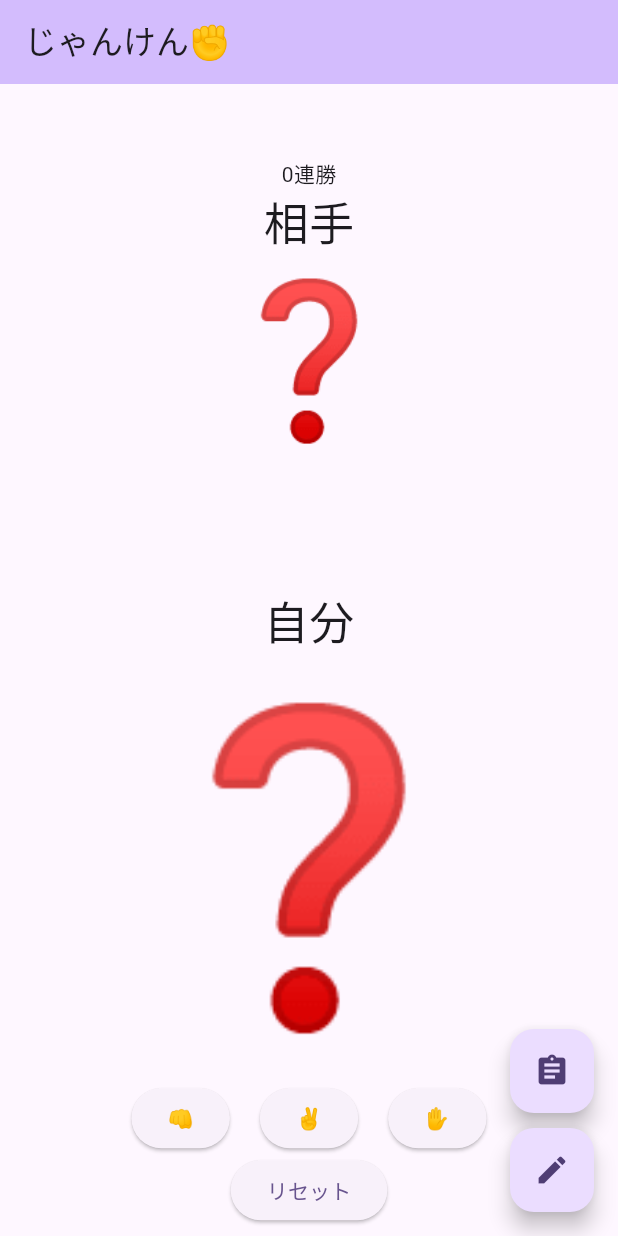
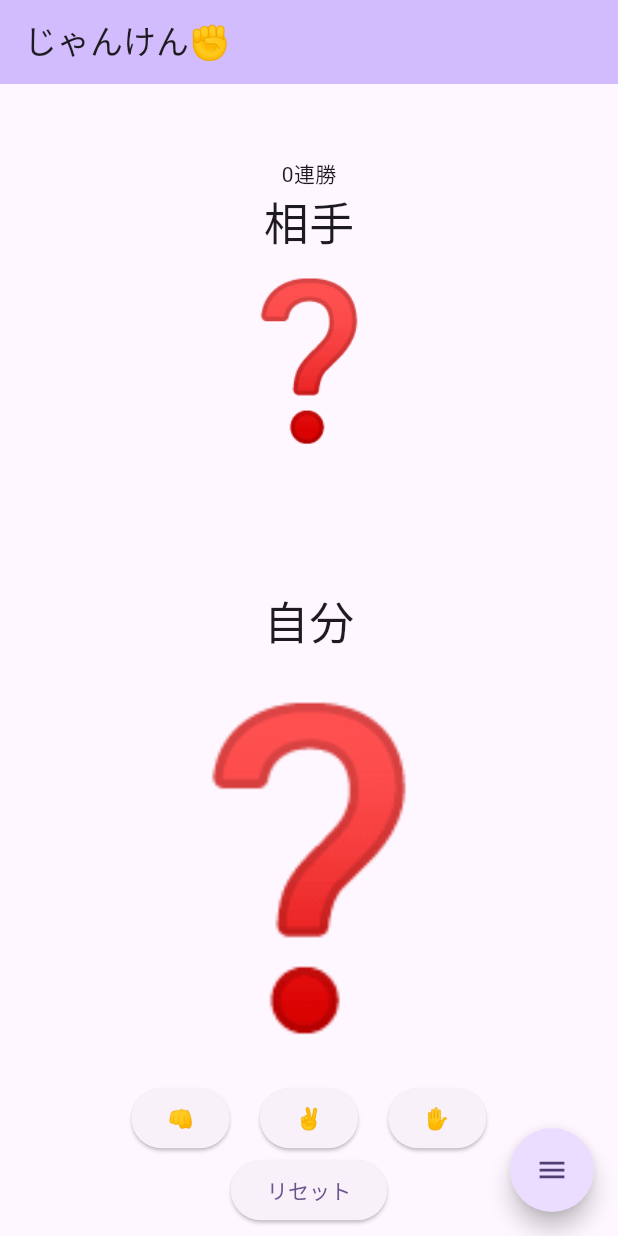
Before and after one commit to powerninja/flutterDev_janken_game, a Flutter app: the screen it shows after launch, on a phone screen of 412 x 824 dp. Run offline on Flutter 3.47's test engine with Material 3 defaults, Android fonts, the phone set to English and light mode, and no system bars; drawn by our look-alikes of flutter_speed_dial; our stand-ins replace firebase_core, sqflite; accounts and stored records are empty.

Commit message:
flutter_speed_dialを使用してfloatingActionButtonが重なるように修正

```diff
--- a/lib/main.dart
+++ b/lib/main.dart
@@ -6,6 +6,9 @@ import 'firebase_options.dart';
 import 'package:sqflite/sqflite.dart';
 import 'package:path/path.dart';
 import 'DBHelper.dart';
+import 'package:flutter/material.dart';
+import 'package:flutter/foundation.dart';
+import 'package:flutter_speed_dial/flutter_speed_dial.dart';
 
 void main() {
   runApp(const MyApp());
@@ -180,29 +183,34 @@ class _MyHomePageState extends State<MyHomePage> {
           ],
         ),
       ),
-        floatingActionButton:
-            Column(mainAxisAlignment: MainAxisAlignment.end, children: [
-          FloatingActionButton(
-            onPressed: () {
+      floatingActionButton: SpeedDial(
+        animatedIcon: AnimatedIcons.menu_close,
+        animatedIconTheme: const IconThemeData(size: 22.0),
+        curve: Curves.bounceIn,
+        children: [
+          SpeedDialChild(
+              child: const Icon(Icons.assignment),
+              backgroundColor: Colors.blue,
+              label: "連勝数を確認する",
+              onTap: () {
+                // Navigator.pushNamed(context, "/create_group");
                 Navigator.push(
                   context,
                   MaterialPageRoute(builder: (context) => ResultPage()),
                 );
               },
-            child: const Icon(
-              Icons.assignment,
+              labelStyle: TextStyle(fontWeight: FontWeight.w500)),
+          SpeedDialChild(
+              child: const Icon(Icons.edit),
+              backgroundColor: Colors.green,
+              label: "プレイヤー名を変更する",
+              onTap: () {
+                Navigator.pushNamed(context, "/search_group");
+              },
+              labelStyle: TextStyle(fontWeight: FontWeight.w500)),
+        ],
       ),
-          ),
-          const SizedBox(
-            height: 10,
-          ),
-          FloatingActionButton(
-            onPressed: () {
-              // FAB 2を押したときに行いたい処理
-            },
-            child: const Icon(Icons.edit),
-          ),
-        ]));
+    );
   }
 }
 
--- a/pubspec.yaml
+++ b/pubspec.yaml
@@ -32,6 +32,7 @@ dependencies:
     sdk: flutter
   sqflite: ^2.2.0+3
   path_provider: ^2.0.11
+  flutter_speed_dial: ^7.0.0
 
   # The following adds the Cupertino Icons font to your application.
   # Use with the CupertinoIcons class for iOS style icons.
```
Also changed, not shown: pubspec.lock. Lines whose indentation alone changed are shown as unchanged.
